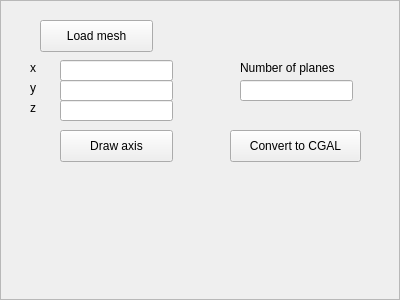
This is drawmanager.ui in alessandroTola/CG3LabBase as Qt 5 draws it before an edit. The edited form follows.
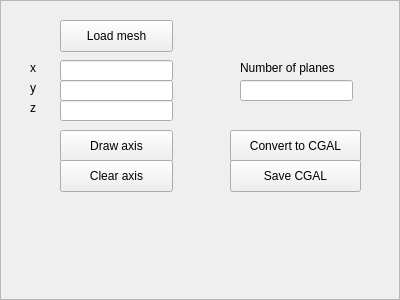
This is the edited form.

Patch:
```diff
--- a/drawmanager.ui
+++ b/drawmanager.ui
@@ -22,7 +22,7 @@
   <widget class="QPushButton" name="pushButton">
    <property name="geometry">
     <rect>
-     <x>40</x>
+     <x>60</x>
      <y>20</y>
      <width>113</width>
      <height>32</height>
@@ -150,6 +150,32 @@
     <string>Convert to CGAL</string>
    </property>
   </widget>
+  <widget class="QPushButton" name="drawCilinder">
+   <property name="geometry">
+    <rect>
+     <x>60</x>
+     <y>160</y>
+     <width>113</width>
+     <height>32</height>
+    </rect>
+   </property>
+   <property name="text">
+    <string>Clear axis</string>
+   </property>
+  </widget>
+  <widget class="QPushButton" name="saveMeshCgal">
+   <property name="geometry">
+    <rect>
+     <x>230</x>
+     <y>160</y>
+     <width>131</width>
+     <height>32</height>
+    </rect>
+   </property>
+   <property name="text">
+    <string>Save CGAL</string>
+   </property>
+  </widget>
  </widget>
  <resources/>
  <connections/>
```
Left out of the diff: 6 changed lines with no effect on the pictures.
